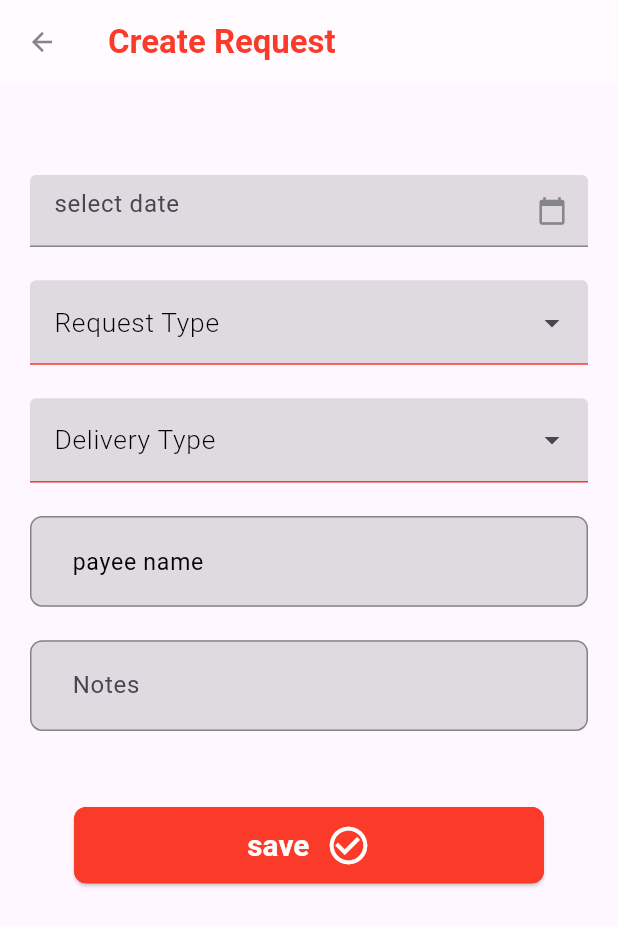
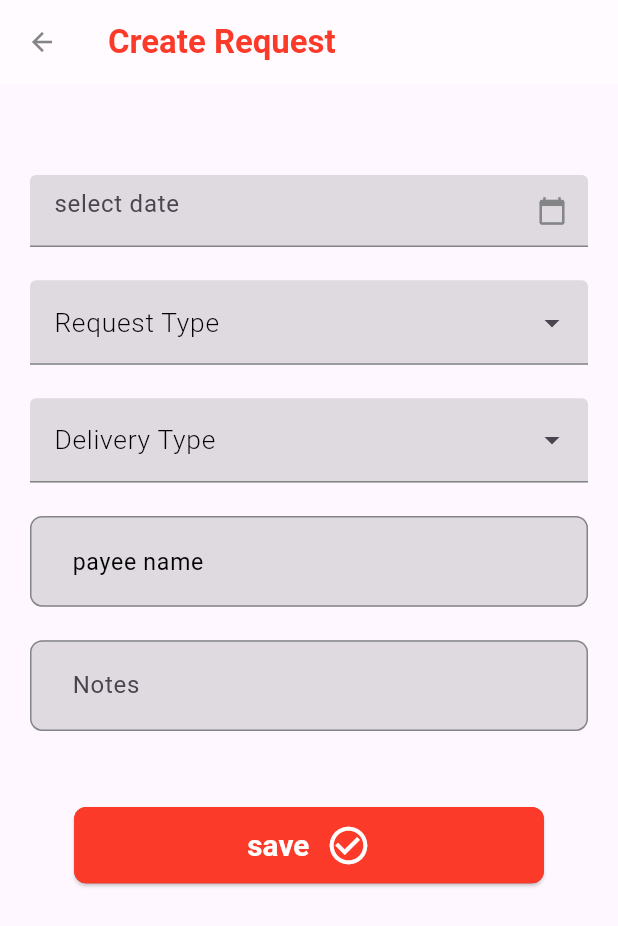
Before and after one commit to EmanAshraf2002/job_test, a Flutter app: the CreateRequestScreen screen opened directly, on a phone screen of 412 x 824 dp. Shown: the top 926 px of the screen. Run offline on Flutter 3.47's test engine with Material 3 defaults, Android fonts, the phone set to English and light mode, and no system bars; our stand-ins replace flutter_screenutil, flutter_spinkit, shared_preferences; accounts and stored records are empty.

Commit message:
refactoring continue

```diff
--- a/lib/componats/custom_request_text_field.dart
+++ b/lib/componats/custom_request_text_field.dart
@@ -26,7 +26,7 @@ class RequestsTextField  extends StatelessWidget {
         ),
         suffixIcon: suffix,
         enabledBorder:const UnderlineInputBorder(
-          borderSide: BorderSide(color:AppColors.primary),
+          borderSide: BorderSide(color:AppColors.gray),
         ),
         focusedBorder: const UnderlineInputBorder(
           borderSide: BorderSide(color:AppColors.primary),
--- a/lib/componats/custom_text_form_field.dart
+++ b/lib/componats/custom_text_form_field.dart
@@ -25,6 +25,7 @@ class CustomTextFormField  extends StatelessWidget {
   @override
   Widget build(BuildContext context) {
     return TextFormField(
+      cursorColor: AppColors.primary,
       controller: textController,
       validator: validator,
       obscureText: isPassword,
@@ -44,7 +45,7 @@ class CustomTextFormField  extends StatelessWidget {
         ),
         focusedBorder: OutlineInputBorder(
           borderRadius: BorderRadius.circular(8.r),
-          borderSide:const BorderSide(color:AppColors.primary),
+          borderSide:const BorderSide(color:AppColors.gray),
         ),
         errorBorder: OutlineInputBorder(
           borderSide:const BorderSide(color:AppColors.primary),
--- a/lib/componats/request_type_widget.dart
+++ b/lib/componats/request_type_widget.dart
@@ -1,6 +1,7 @@
 import 'package:flutter/material.dart';
 import 'package:job_test/componats/custom_request_text_field.dart';
 import 'package:job_test/core/commons.dart';
+import 'package:job_test/core/utills/app_colors.dart';
 import 'package:job_test/providers/requests_provider.dart';
 import 'package:provider/provider.dart';
 
@@ -14,6 +15,7 @@ class RequestTypeTextField extends StatefulWidget {
 
 class _RequestTypeTextFieldState extends State<RequestTypeTextField> {
   late TextEditingController controller;
+
 
   @override
   void initState() {
@@ -46,7 +48,7 @@ class _RequestTypeTextFieldState extends State<RequestTypeTextField> {
                 onPressed: () {
                   showRequestTypeChoices(context);
                 },
-                icon: const Icon(Icons.arrow_drop_down),
+                icon: const Icon(Icons.arrow_drop_down,),
               ),
                 Selector<RequestsProvider,String?>(
                     selector:(context,request)=>request.selectedRTypeChoice,
--- a/lib/main.dart
+++ b/lib/main.dart
@@ -31,7 +31,7 @@ class MyApp extends StatelessWidget {
         designSize:const Size(375, 812),
         child: MaterialApp(
         theme: ThemeData(
-         primaryColor: AppColors.primary ,
+         primarySwatch: Colors.red,
         ),
           debugShowCheckedModeBanner: false,
           initialRoute: AppRoutes.initialScreen,
--- a/lib/screens/all_requests.dart
+++ b/lib/screens/all_requests.dart
@@ -22,6 +22,7 @@ class _AllRequestsScreenState extends State<AllRequestsScreen> {
     Future.microtask(() {
       Provider.of<RequestsProvider>(context, listen: false)
           .fetchCustomerRequests();
+      print("request number is ${Provider.of<RequestsProvider>(context,listen: false).requests.length}");
     });
   }
 
```
Also changed, not shown: lib/providers/requests_provider.dart (+28 -1 lines).
